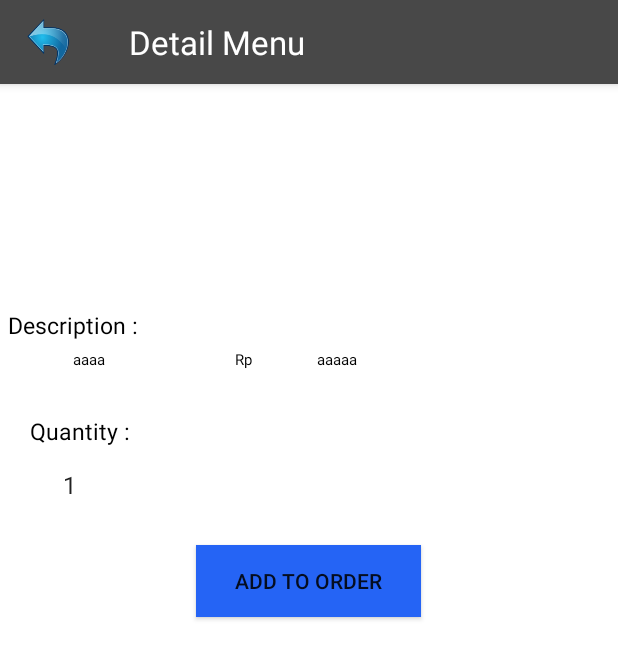
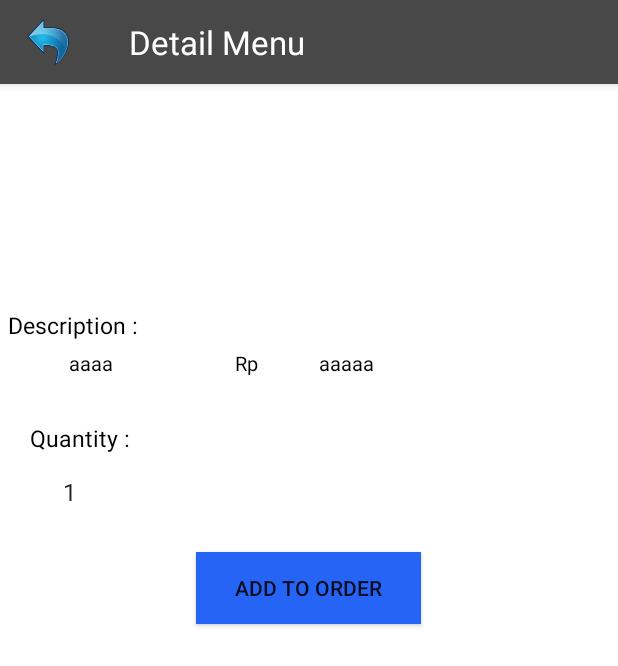
Before and after one commit to tiankenzie/YukPesan, an Android app: the detail_menu screen opened directly, with no data from a screen before it, on a phone screen of 412 x 824 dp. Shown: the top 666 px of the screen. Run offline under Robolectric (Android 15) with nearby library versions, the phone set to English and light mode, and no system bars; libraries missing offline, so code that uses them is left out: com.firebase.client; 3 statements that could not run were skipped.

Commit message:
commit euy

```diff
--- a/app/src/main/res/layout/detail_menu.xml
+++ b/app/src/main/res/layout/detail_menu.xml
@@ -34,7 +34,7 @@
             android:text="aaaa"
             android:layout_marginLeft="5dp"
             android:id="@+id/desk"
-            android:textSize="10dp"
+            android:textSize="13dp"
             android:textAlignment="center"
             android:textColor="#000000"/>
         <TextView
@@ -44,7 +44,7 @@
             android:layout_marginTop="5dp"
             android:id="@+id/smbl"
             android:text="Rp"
-            android:textSize="10dp"
+            android:textSize="13dp"
             android:textAlignment="center"
             android:textColor="#000000"/>
         <TextView
@@ -53,7 +53,7 @@
             android:layout_marginTop="5dp"
             android:text="aaaaa"
             android:id="@+id/hrg"
-            android:textSize="10dp"
+            android:textSize="13dp"
             android:textAlignment="center"
             android:textColor="#000000"/>
 
--- a/app/src/main/res/layout/fragorder.xml
+++ b/app/src/main/res/layout/fragorder.xml
@@ -186,6 +186,7 @@
             android:layout_width="100dp"
             android:layout_height="wrap_content"
             android:text="Order"
+            android:id="@+id/order"
             android:textColor="#291d1d"
             android:textAlignment="center"
             android:layout_marginTop="20dp"
@@ -203,6 +204,7 @@
             android:layout_width="100dp"
             android:layout_height="wrap_content"
             android:text="Payment"
+            android:id="@+id/pay"
             android:textColor="#291d1d"
             android:textAlignment="center"
             android:layout_marginTop="20dp"
```
Also changed, not shown: app/src/main/java/com/yukpesan/tian/yukpesan/fragorder.java (+25 -1 lines), app/src/main/res/drawable/blackcurranttea.png (added), app/src/main/res/drawable/camparimojito.png (added), app/src/main/res/drawable/caramelmacchiato.jpg (added), app/src/main/res/drawable/cranberrymojito.jpg (added), app/src/main/res/drawable/icetea.png (added), app/src/main/res/drawable/jusmangga.jpg (added), app/src/main/res/drawable/jusmelon.jpg (added), app/src/main/res/drawable/kopihitam.png (added), app/src/main/res/drawable/lattemachiato.jpg (added), app/src/main/res/drawable/limecitrussoda.jpg (added), app/src/main/res/drawable/matchagreentea.jpg (added), app/src/main/res/drawable/milkshakechoco.png (added), app/src/main/res/drawable/vanillalatte.jpg (added), 1 more files.
